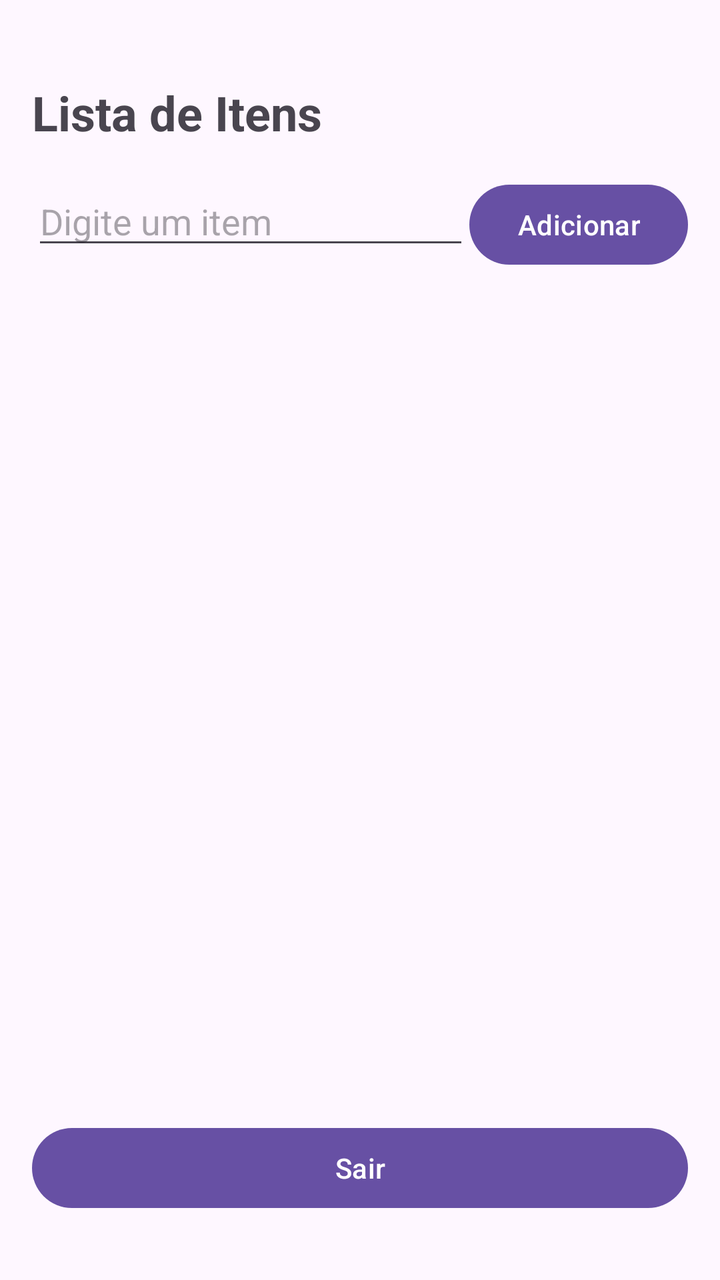
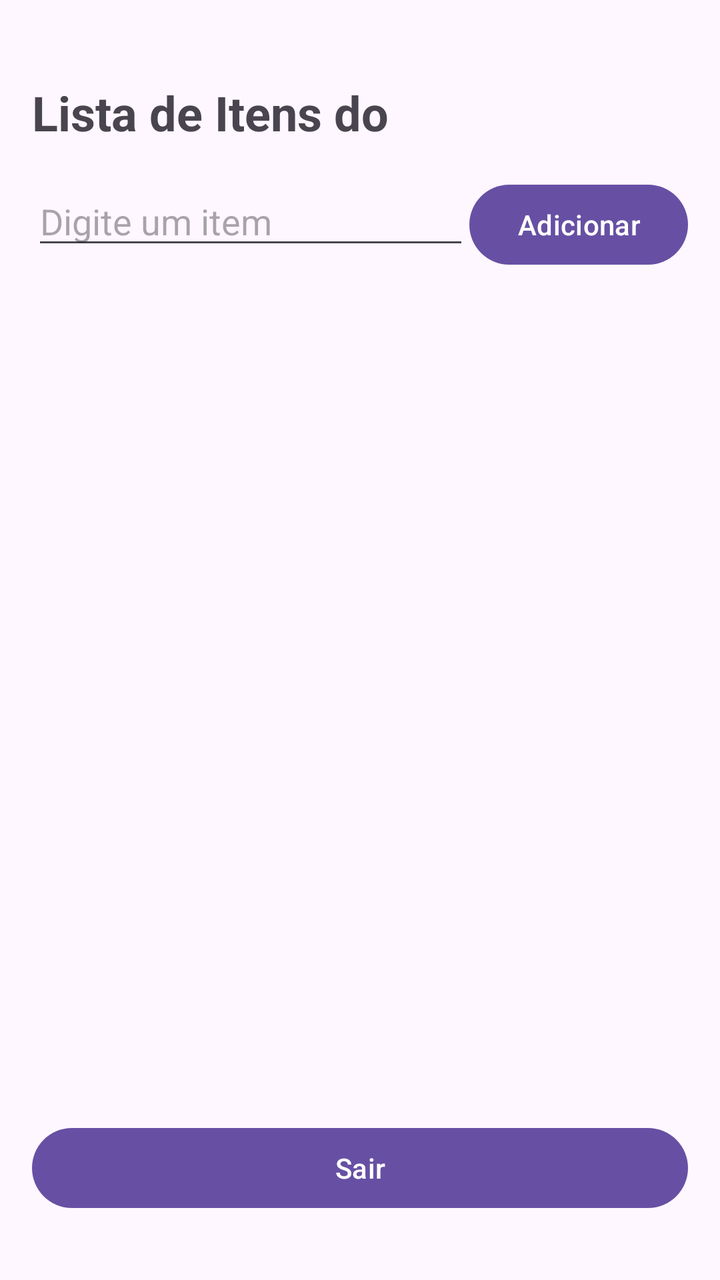

The first picture is an Android layout as it rendered before a commit; the second is the same layout after the commit. The layout source and the unified diff follow.
<!-- AndroidManifest.xml: application theme Theme.FirebaseAuthApp -->
<!-- res/layout/activity_dashboard.xml -->
<?xml version="1.0" encoding="utf-8"?>
<LinearLayout xmlns:android="http://schemas.android.com/apk/res/android"
    xmlns:app="http://schemas.android.com/apk/res-auto"
    xmlns:tools="http://schemas.android.com/tools"
    android:layout_width="match_parent"
    android:layout_height="match_parent"
    android:orientation="vertical"
    android:padding="16dp"
    tools:context=".ui.dashboard.DashboardActivity">

    <TextView
        android:layout_width="wrap_content"
        android:layout_height="wrap_content"
        android:text="Lista de Itens"
        android:textSize="24sp"
        android:layout_marginTop="24dp"
        android:textStyle="bold"
        android:layout_marginBottom="16dp" />

    <LinearLayout
        android:layout_width="match_parent"
        android:layout_height="wrap_content"
        android:orientation="horizontal"
        android:layout_marginBottom="16dp">

        <com.google.android.material.textfield.TextInputEditText
            android:id="@+id/etNewItem"
            android:layout_width="0dp"
            android:layout_height="wrap_content"
            android:layout_weight="1"
            android:hint="Digite um item"
            android:inputType="text" />

        <Button
            android:id="@+id/btnAddItem"
            android:layout_width="wrap_content"
            android:layout_height="wrap_content"
            android:text="Adicionar" />
    </LinearLayout>

    <androidx.recyclerview.widget.RecyclerView
        android:id="@+id/rvItems"
        android:layout_width="match_parent"
        android:layout_height="0dp"
        android:layout_weight="1" />

    <Button
        android:id="@+id/btnLogout"
        android:layout_width="match_parent"
        android:layout_height="wrap_content"
        android:text="Sair"
        android:layout_marginTop="16dp"
        android:layout_marginBottom="16dp"/>

</LinearLayout>
<!-- resources referenced by this layout -->
<resources>
  <style name="Theme.FirebaseAuthApp" parent="Base.Theme.FirebaseAuthApp" />
  <style name="Base.Theme.FirebaseAuthApp" parent="Theme.Material3.DayNight.NoActionBar">
          
          
      </style>
</resources>

<!-- the commit's change to res/layout/activity_dashboard.xml (unified diff, before → after) -->
@@ -9,9 +9,10 @@
     tools:context=".ui.dashboard.DashboardActivity">
 
     <TextView
+        android:id="@+id/tvTitle"
         android:layout_width="wrap_content"
         android:layout_height="wrap_content"
-        android:text="Lista de Itens"
+        android:text="Lista de Itens do"
         android:textSize="24sp"
         android:layout_marginTop="24dp"
         android:textStyle="bold"
